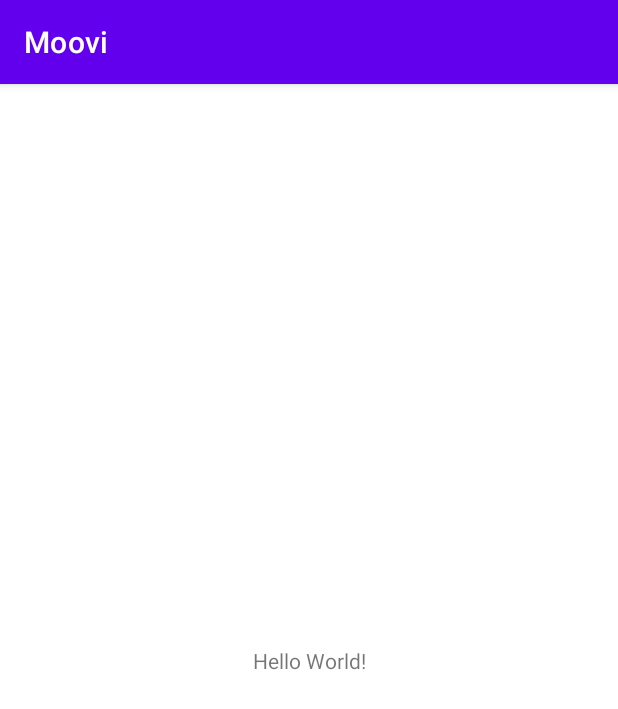
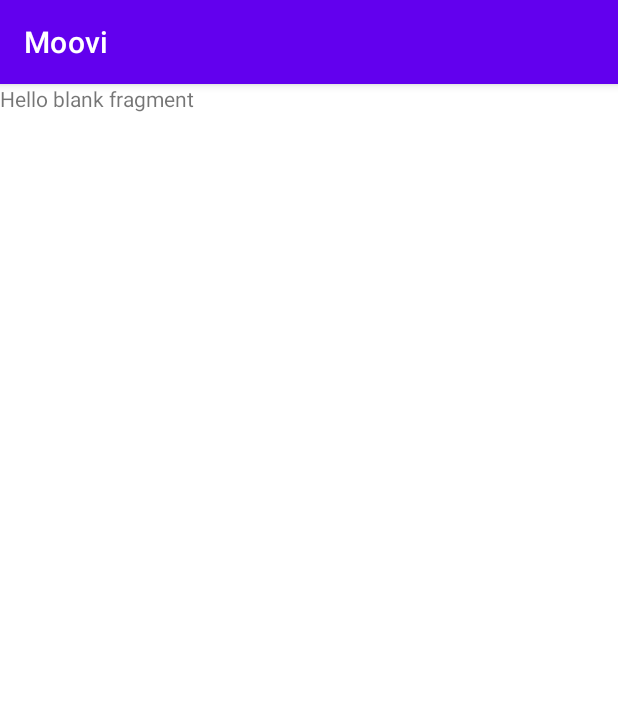
Before and after one commit to Tryden12/Moovie, an Android app: the screen it shows after launch (MainActivity), on a phone screen of 412 x 824 dp. Shown: the top 709 px of the screen. Run offline under Robolectric (Android 15) with nearby library versions, the phone set to English and light mode, and no system bars; 1 statement that could not run was skipped.

Commit message:
HomeFragment and Jetpack Navigation added!

```diff
--- a/app/build.gradle
+++ b/app/build.gradle
@@ -37,6 +37,10 @@ android {
 
 dependencies {
 
+    // Jetpack Navigation
+    implementation 'androidx.navigation:navigation-fragment-ktx:2.5.3'
+    implementation 'androidx.navigation:navigation-ui-ktx:2.5.3'
+
     // Retrofit
     implementation 'com.squareup.retrofit2:retrofit:2.9.0'
 
@@ -50,9 +54,6 @@ dependencies {
     // ViewModel + Coroutines
     implementation "androidx.lifecycle:lifecycle-viewmodel-ktx:2.5.1"
 
-
-
-
     implementation 'androidx.core:core-ktx:1.7.0'
     implementation 'androidx.appcompat:appcompat:1.5.1'
     implementation 'com.google.android.material:material:1.7.0'
--- a/app/src/main/java/com/tryden/moovi/MainActivity.kt
+++ b/app/src/main/java/com/tryden/moovi/MainActivity.kt
@@ -5,30 +5,17 @@ import android.os.Bundle
 import android.util.Log
 import android.widget.Toast
 import androidx.lifecycle.ViewModelProvider
+import androidx.navigation.fragment.NavHostFragment
 import com.tryden.moovi.ui.MoviesViewModel
 
 class MainActivity : AppCompatActivity() {
-
-    val viewModel: MoviesViewModel by lazy {
-        ViewModelProvider(this)[MoviesViewModel::class.java]
-    }
 
     override fun onCreate(savedInstanceState: Bundle?) {
         super.onCreate(savedInstanceState)
         setContentView(R.layout.activity_main)
 
-        viewModel.refreshNowPlaying()
-        viewModel.moviesNowPlayingLiveData.observe(this) { response ->
-            if (response == null) {
-                Toast.makeText(
-                    this@MainActivity,
-                    "Unsuccessful network call",
-                    Toast.LENGTH_SHORT
-                ).show()
-                return@observe
-            }
-
-            Log.e("MainActivity", "response results size ${response.results.size}" )
-        }
+        val navHostFragment =
+            supportFragmentManager.findFragmentById(R.id.nav_host_fragment) as NavHostFragment
+        val navController = navHostFragment.navController
     }
 }
--- /dev/null
+++ b/app/src/main/java/com/tryden/moovi/ui/HomeFragment.kt
@@ -0,0 +1,46 @@
+package com.tryden.moovi.ui
+
+import android.os.Bundle
+import android.util.Log
+import androidx.fragment.app.Fragment
+import android.view.LayoutInflater
+import android.view.View
+import android.view.ViewGroup
+import android.widget.Toast
+import androidx.lifecycle.ViewModelProvider
+import com.tryden.moovi.R
+
+
+class HomeFragment : Fragment() {
+
+    val viewModel: MoviesViewModel by lazy {
+        ViewModelProvider(this)[MoviesViewModel::class.java]
+    }
+
+    override fun onCreateView(
+        inflater: LayoutInflater, container: ViewGroup?,
+        savedInstanceState: Bundle?,
+    ): View? {
+        // Inflate the layout for this fragment
+        return inflater.inflate(R.layout.fragment_home, container, false)
+    }
+
+    override fun onViewCreated(view: View, savedInstanceState: Bundle?) {
+        super.onViewCreated(view, savedInstanceState)
+
+        viewModel.refreshNowPlaying()
+        viewModel.moviesNowPlayingLiveData.observe(viewLifecycleOwner) { response ->
+            if (response == null) {
+                Toast.makeText(
+                    context,
+                    "Unsuccessful network call",
+                    Toast.LENGTH_SHORT
+                ).show()
+                return@observe
+            }
+
+            Log.e("MainActivity", "response results size ${response.results.size}" )
+        }
+    }
+
+}
--- a/app/src/main/res/layout/activity_main.xml
+++ b/app/src/main/res/layout/activity_main.xml
@@ -6,13 +6,16 @@
     android:layout_height="match_parent"
     tools:context=".MainActivity">
 
-    <TextView
-        android:layout_width="wrap_content"
-        android:layout_height="wrap_content"
-        android:text="Hello World!"
+    <androidx.fragment.app.FragmentContainerView
+        android:id="@+id/nav_host_fragment"
+        android:name="androidx.navigation.fragment.NavHostFragment"
+        android:layout_width="0dp"
+        android:layout_height="0dp"
+        app:defaultNavHost="true"
         app:layout_constraintBottom_toBottomOf="parent"
+        app:layout_constraintStart_toStartOf="parent"
         app:layout_constraintEnd_toEndOf="parent"
-        app:layout_constraintStart_toStartOf="parent"
-        app:layout_constraintTop_toTopOf="parent" />
+        app:layout_constraintTop_toTopOf="parent"
+        app:navGraph="@navigation/nav_graph" />
 
 </androidx.constraintlayout.widget.ConstraintLayout>
--- /dev/null
+++ b/app/src/main/res/layout/fragment_home.xml
@@ -0,0 +1,14 @@
+<?xml version="1.0" encoding="utf-8"?>
+<FrameLayout xmlns:android="http://schemas.android.com/apk/res/android"
+    xmlns:tools="http://schemas.android.com/tools"
+    android:layout_width="match_parent"
+    android:layout_height="match_parent"
+    tools:context=".ui.HomeFragment">
+
+    <!-- TODO: Update blank fragment layout -->
+    <TextView
+        android:layout_width="match_parent"
+        android:layout_height="match_parent"
+        android:text="@string/hello_blank_fragment" />
+
+</FrameLayout>
--- /dev/null
+++ b/app/src/main/res/navigation/nav_graph.xml
@@ -0,0 +1,13 @@
+<?xml version="1.0" encoding="utf-8"?>
+<navigation xmlns:android="http://schemas.android.com/apk/res/android"
+    xmlns:app="http://schemas.android.com/apk/res-auto"
+    xmlns:tools="http://schemas.android.com/tools"
+    android:id="@+id/nav_graph"
+    app:startDestination="@id/homeFragment">
+
+    <fragment
+        android:id="@+id/homeFragment"
+        android:name="com.tryden.moovi.ui.HomeFragment"
+        android:label="fragment_home"
+        tools:layout="@layout/fragment_home" />
+</navigation>
--- a/app/src/main/res/values/strings.xml
+++ b/app/src/main/res/values/strings.xml
@@ -1,3 +1,5 @@
 <resources>
     <string name="app_name">Moovi</string>
+    <!-- TODO: Remove or change this placeholder text -->
+    <string name="hello_blank_fragment">Hello blank fragment</string>
 </resources>
```
